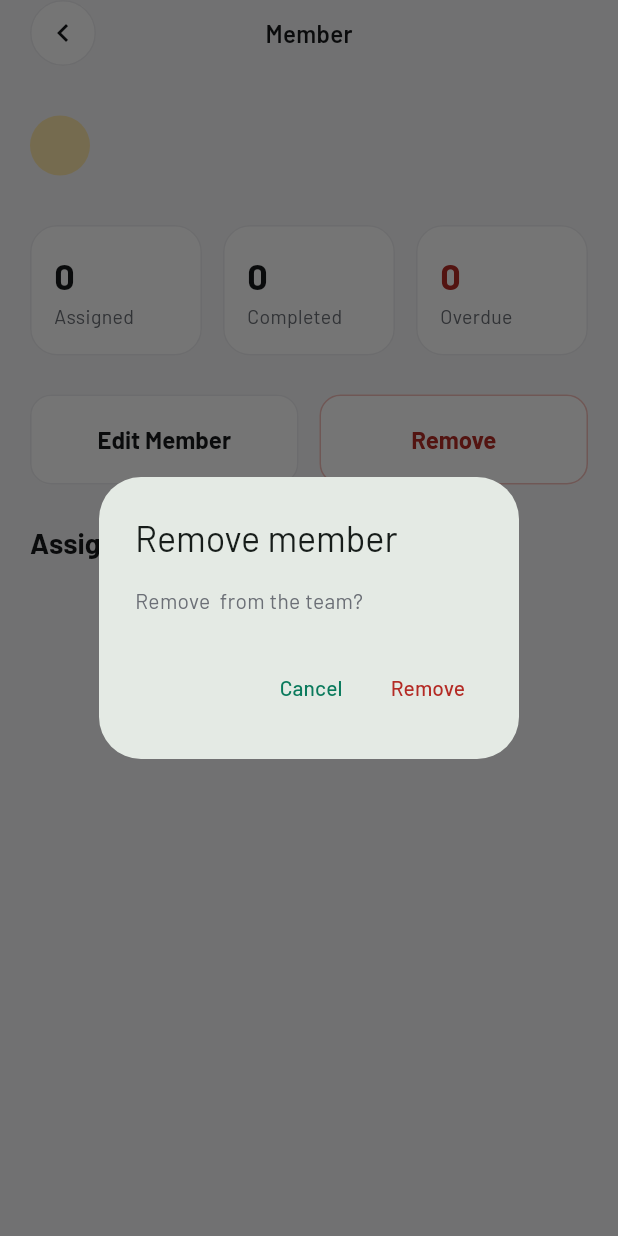
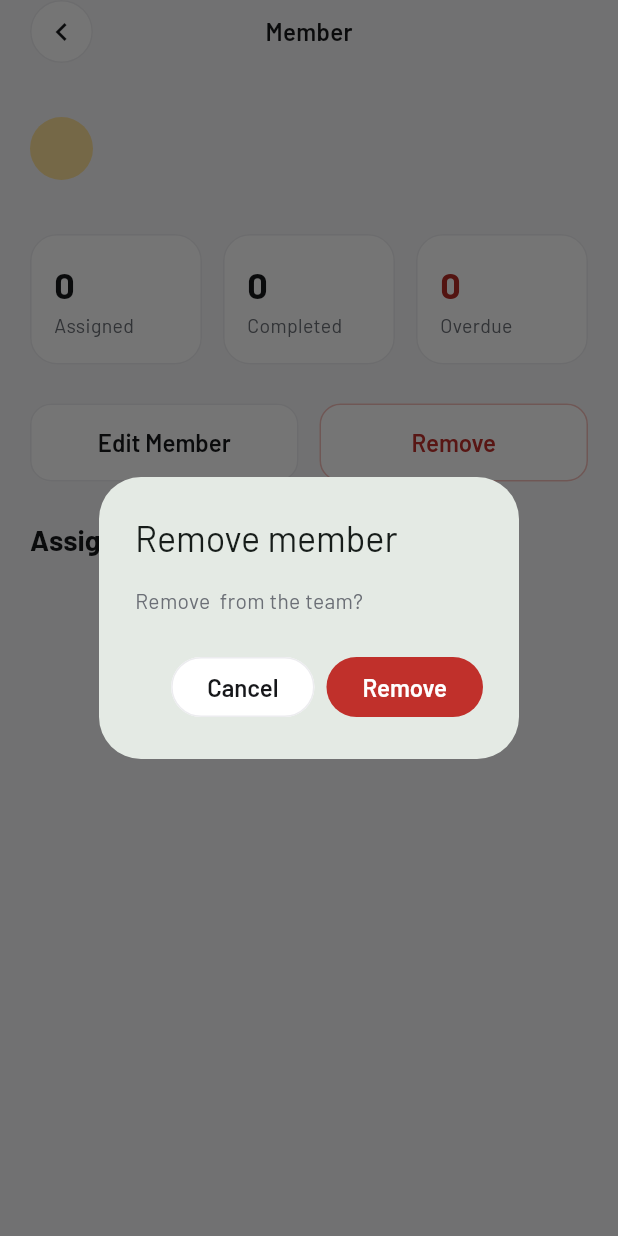
Before and after one commit to rebakevin/beautiful-tracker, a Flutter app: the MemberDetailsScreen screen opened directly with empty values, after a tap on "Remove", on a phone screen of 412 x 824 dp. Run offline on Flutter 3.47's test engine with Material 3 defaults, Android fonts, the phone set to English and light mode, and no system bars; our stand-ins replace google_fonts, sqflite; accounts and stored records are empty.

Commit message:
Refactor UI components for consistency: adjust button sizes, font weights, and spacing across member screens

```diff
--- a/lib/features/members/add_member_screen.dart
+++ b/lib/features/members/add_member_screen.dart
@@ -164,14 +164,14 @@ class _LabeledField extends StatelessWidget {
         Text(
           label,
           style: GoogleFonts.barlow(
-            fontSize: 13,
+            fontSize: 14,
             fontWeight: FontWeight.w600,
             color: AppColors.muted,
           ),
         ),
         const SizedBox(height: AppSpacing.sm),
         Container(
-          height: 60,
+          height: 52,
           decoration: BoxDecoration(
             color: AppColors.surface,
             borderRadius: BorderRadius.circular(AppRadius.field),
@@ -222,7 +222,7 @@ class _BottomBar extends StatelessWidget {
             children: [
               Expanded(
                 child: SizedBox(
-                  height: 60,
+                  height: 52,
                   child: OutlinedButton(
                     onPressed: saving ? null : onCancel,
                     style: OutlinedButton.styleFrom(
@@ -234,7 +234,7 @@ class _BottomBar extends StatelessWidget {
                       ),
                       textStyle: GoogleFonts.barlow(
                         fontSize: 16,
-                        fontWeight: FontWeight.w700,
+                        fontWeight: FontWeight.w600,
                       ),
                     ),
                     child: const Text('Cancel'),
@@ -245,7 +245,7 @@ class _BottomBar extends StatelessWidget {
               Expanded(
                 flex: 2,
                 child: SizedBox(
-                  height: 60,
+                  height: 52,
                   child: FilledButton(
                     onPressed: saving ? null : onSave,
                     style: FilledButton.styleFrom(
@@ -256,7 +256,7 @@ class _BottomBar extends StatelessWidget {
                       ),
                       textStyle: GoogleFonts.barlow(
                         fontSize: 16,
-                        fontWeight: FontWeight.w700,
+                        fontWeight: FontWeight.w600,
                       ),
                     ),
                     child: Text(saving ? 'Saving…' : 'Save'),
--- a/lib/features/members/member_details_screen.dart
+++ b/lib/features/members/member_details_screen.dart
@@ -57,16 +57,32 @@ class _MemberDetailsScreenState extends State<MemberDetailsScreen> {
         title: const Text('Remove member'),
         content: Text('Remove ${_member.name} from the team?'),
         actions: [
-          TextButton(
+          OutlinedButton(
             onPressed: () => Navigator.of(context).pop(false),
+            style: OutlinedButton.styleFrom(
+              foregroundColor: AppColors.ink,
+              backgroundColor: AppColors.surface,
+              side: const BorderSide(color: AppColors.hairline),
+              shape: const StadiumBorder(),
+              textStyle: GoogleFonts.barlow(
+                fontSize: 16,
+                fontWeight: FontWeight.w600,
+              ),
+            ),
             child: const Text('Cancel'),
           ),
-          TextButton(
+          FilledButton(
             onPressed: () => Navigator.of(context).pop(true),
-            child: const Text(
-              'Remove',
-              style: TextStyle(color: AppColors.overdueFg),
+            style: FilledButton.styleFrom(
+              backgroundColor: AppColors.danger,
+              foregroundColor: Colors.white,
+              shape: const StadiumBorder(),
+              textStyle: GoogleFonts.barlow(
+                fontSize: 16,
+                fontWeight: FontWeight.w600,
+              ),
             ),
+            child: const Text('Remove'),
           ),
         ],
       ),
@@ -149,7 +165,7 @@ class _ProfileHeader extends StatelessWidget {
   Widget build(BuildContext context) {
     return Row(
       children: [
-        MemberAvatar(initials: member.initials, size: 40),
+        MemberAvatar(initials: member.initials, size: 42),
         const SizedBox(width: AppSpacing.md),
         Expanded(
           child: Column(
@@ -158,8 +174,9 @@ class _ProfileHeader extends StatelessWidget {
               Text(
                 member.name,
                 style: GoogleFonts.barlow(
-                  fontSize: 22,
+                  fontSize: 28,
                   fontWeight: FontWeight.w700,
+                  letterSpacing: -0.3,
                   color: AppColors.ink,
                 ),
               ),
@@ -266,7 +283,7 @@ class _ActionRow extends StatelessWidget {
       children: [
         Expanded(
           child: SizedBox(
-            height: 60,
+            height: 52,
             child: OutlinedButton(
               onPressed: onEdit,
               style: OutlinedButton.styleFrom(
@@ -278,7 +295,7 @@ class _ActionRow extends StatelessWidget {
                 ),
                 textStyle: GoogleFonts.barlow(
                   fontSize: 16,
-                  fontWeight: FontWeight.w700,
+                  fontWeight: FontWeight.w600,
                 ),
               ),
               child: const Text('Edit Member'),
@@ -288,11 +305,11 @@ class _ActionRow extends StatelessWidget {
         const SizedBox(width: AppSpacing.cardGap),
         Expanded(
           child: SizedBox(
-            height: 60,
+            height: 52,
             child: OutlinedButton(
               onPressed: onRemove,
               style: OutlinedButton.styleFrom(
-                foregroundColor: AppColors.overdueFg,
+                foregroundColor: AppColors.danger,
                 backgroundColor: AppColors.surface,
                 side: const BorderSide(color: _dangerOutline),
                 shape: RoundedRectangleBorder(
@@ -300,7 +317,7 @@ class _ActionRow extends StatelessWidget {
                 ),
                 textStyle: GoogleFonts.barlow(
                   fontSize: 16,
-                  fontWeight: FontWeight.w700,
+                  fontWeight: FontWeight.w600,
                 ),
               ),
               child: const Text('Remove'),
--- a/lib/features/members/members_screen.dart
+++ b/lib/features/members/members_screen.dart
@@ -93,7 +93,7 @@ class _MembersScreenState extends State<MembersScreen> {
     return ListView.separated(
       itemCount: _members.length,
       separatorBuilder: (_, _) =>
-          const SizedBox(height: AppSpacing.cardGap),
+          const SizedBox(height: AppSpacing.listGap),
       itemBuilder: (context, index) {
         final member = _members[index];
         return MemberCard(
--- a/lib/features/members/widgets/member_avatar.dart
+++ b/lib/features/members/widgets/member_avatar.dart
@@ -5,7 +5,7 @@ import '../../../core/theme/app_colors.dart';
 
 /// A butter-yellow circle with the member's initials in dark brown-olive.
 class MemberAvatar extends StatelessWidget {
-  const MemberAvatar({super.key, required this.initials, this.size = 44});
+  const MemberAvatar({super.key, required this.initials, this.size = 48});
 
   final String initials;
   final double size;
@@ -17,13 +17,13 @@ class MemberAvatar extends StatelessWidget {
       height: size,
       alignment: Alignment.center,
       decoration: const BoxDecoration(
-        color: AppColors.yellow100,
+        color: AppColors.yellow200,
         shape: BoxShape.circle,
       ),
       child: Text(
         initials,
         style: GoogleFonts.barlow(
-          fontSize: 15,
+          fontSize: size * 0.34,
           fontWeight: FontWeight.w700,
           color: AppColors.brownInk,
         ),
--- a/lib/features/members/widgets/member_card.dart
+++ b/lib/features/members/widgets/member_card.dart
@@ -60,7 +60,7 @@ class _Details extends StatelessWidget {
         Text(
           member.email,
           style: GoogleFonts.barlow(
-            fontSize: 13,
+            fontSize: 14,
             fontWeight: FontWeight.w400,
             color: AppColors.muted,
           ),
--- a/lib/features/members/widgets/status_badge.dart
+++ b/lib/features/members/widgets/status_badge.dart
@@ -22,7 +22,7 @@ class StatusBadge extends StatelessWidget {
       child: Text(
         '$count ${status.label}',
         style: GoogleFonts.barlow(
-          fontSize: 12,
+          fontSize: 12.5,
           fontWeight: FontWeight.w600,
           color: status.foreground,
         ),
--- a/lib/widgets/screen_top_bar.dart
+++ b/lib/widgets/screen_top_bar.dart
@@ -41,7 +41,7 @@ class ScreenTopBar extends StatelessWidget {
 class _BackButton extends StatelessWidget {
   const _BackButton({required this.onTap});
 
-  static const double size = 44;
+  static const double size = 42;
 
   final VoidCallback onTap;
 
```
